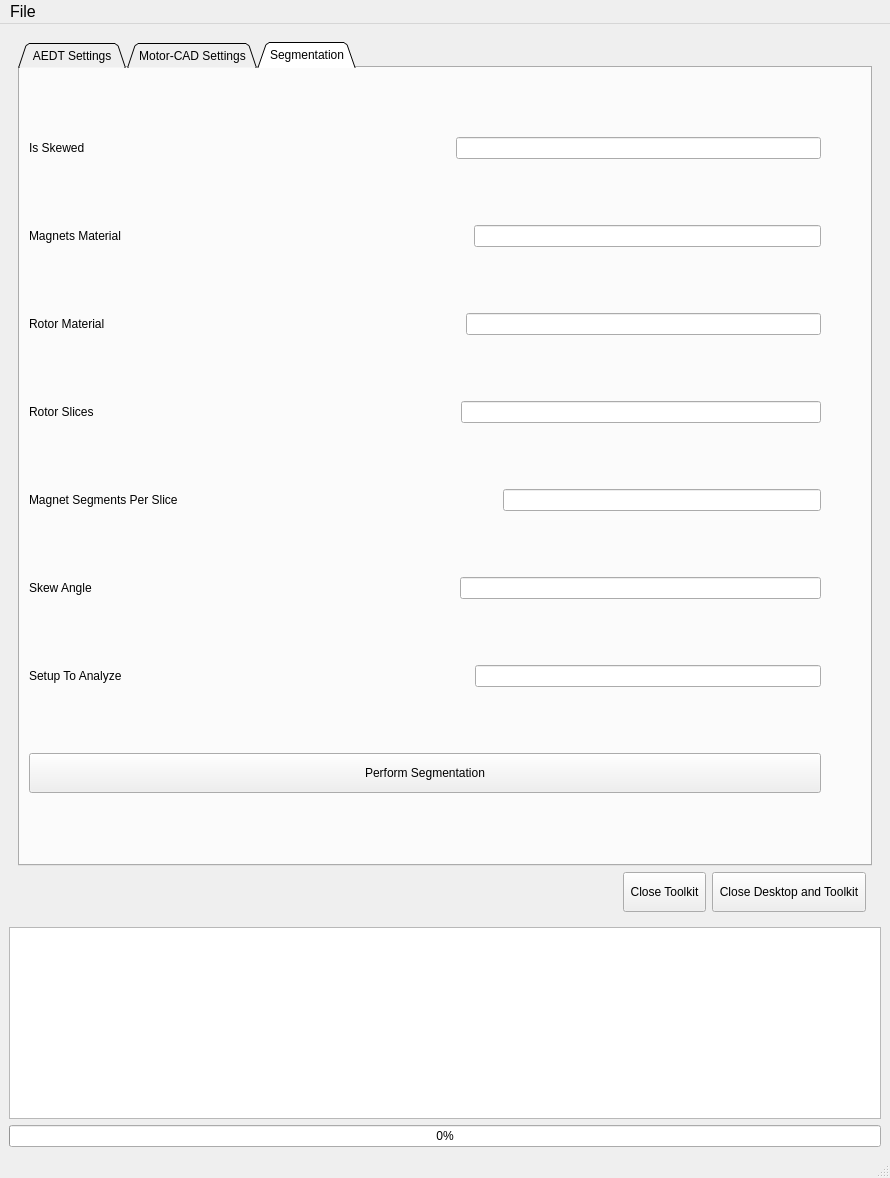
Old version of the form src/ansys/aedt/toolkits/motor/ui/common/toolkit.ui in the repository ansys/magnet-segmentation-toolkit.
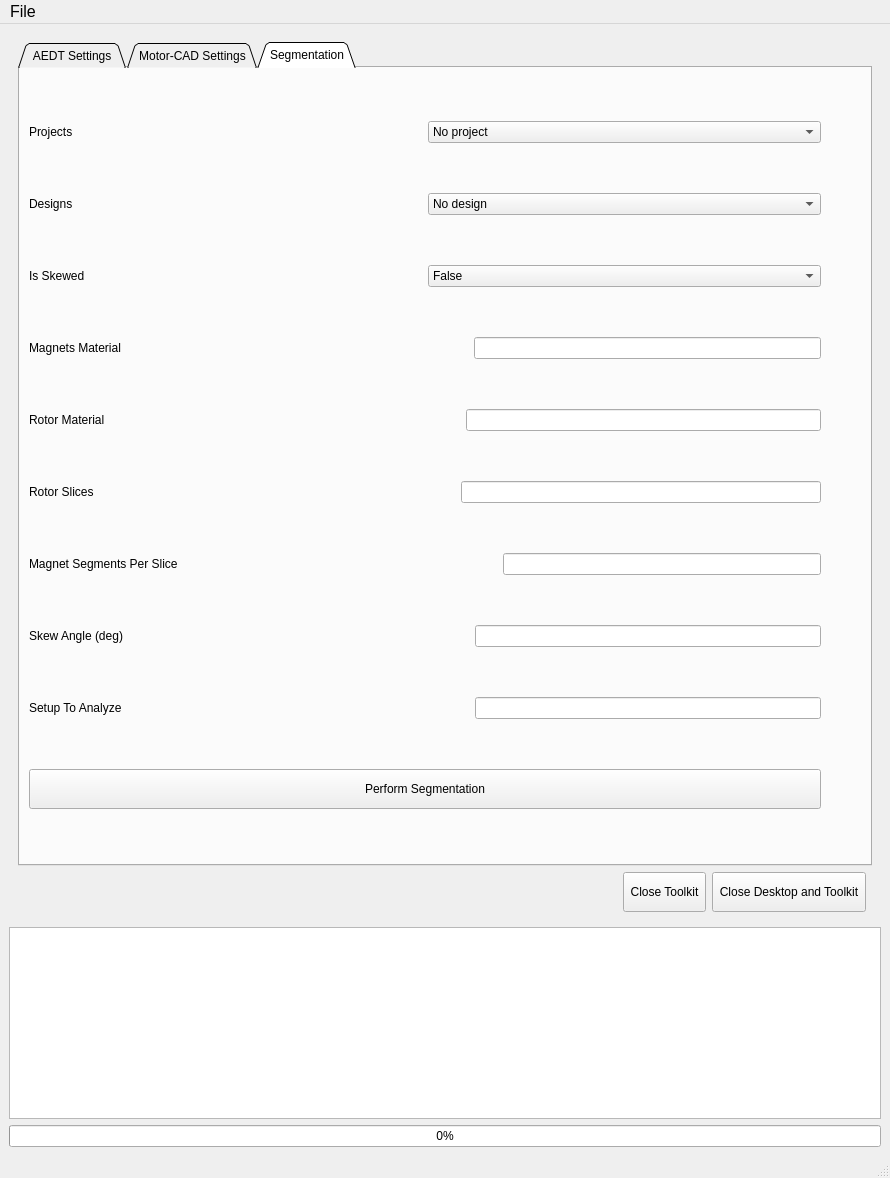
New version of the form. The open tabs and pages were chosen to show the change.

```diff
--- a/src/ansys/aedt/toolkits/motor/ui/common/toolkit.ui
+++ b/src/ansys/aedt/toolkits/motor/ui/common/toolkit.ui
@@ -739,6 +739,49 @@
           <layout class="QHBoxLayout" name="horizontalLayout_">
            <item>
             <layout class="QVBoxLayout" name="verticalLayout_2">
+             <item>
+              <layout class="QHBoxLayout" name="horizontalLayout_3">
+               <item>
+                <widget class="QLabel" name="projects_label_2">
+                 <property name="text">
+                  <string>Projects</string>
+                 </property>
+                </widget>
+               </item>
+               <item>
+                <widget class="QComboBox" name="projects_aedt_combo">
+                 <property name="currentIndex">
+                  <number>0</number>
+                 </property>
+                 <item>
+                  <property name="text">
+                   <string>No project</string>
+                  </property>
+                 </item>
+                </widget>
+               </item>
+              </layout>
+             </item>
+             <item>
+              <layout class="QHBoxLayout" name="horizontalLayout_6">
+               <item>
+                <widget class="QLabel" name="designs_label">
+                 <property name="text">
+                  <string>Designs</string>
+                 </property>
+                </widget>
+               </item>
+               <item>
+                <widget class="QComboBox" name="design_aedt_combo">
+                 <item>
+                  <property name="text">
+                   <string>No design</string>
+                  </property>
+                 </item>
+                </widget>
+               </item>
+              </layout>
+             </item>
              <item>
               <layout class="QHBoxLayout" name="horizontalLayout_4">
                <item>
@@ -749,20 +792,18 @@
                 </widget>
                </item>
                <item>
-                <spacer name="horizontalSpacer_5">
-                 <property name="orientation">
-                  <enum>Qt::Horizontal</enum>
-                 </property>
-                 <property name="sizeHint" stdset="0">
-                  <size>
-                   <width>40</width>
-                   <height>20</height>
-                  </size>
-                 </property>
-                </spacer>
-               </item>
-               <item>
-                <widget class="QLineEdit" name="IsSkewed"/>
+                <widget class="QComboBox" name="is_skewed">
+                 <item>
+                  <property name="text">
+                   <string>False</string>
+                  </property>
+                 </item>
+                 <item>
+                  <property name="text">
+                   <string>True</string>
+                  </property>
+                 </item>
+                </widget>
                </item>
               </layout>
              </item>
@@ -879,7 +920,7 @@
                <item>
                 <widget class="QLabel" name="label_17">
                  <property name="text">
-                  <string>Skew Angle</string>
+                  <string>Skew Angle (deg)</string>
                  </property>
                 </widget>
                </item>
```
Left out of the diff: 59 changed lines with no effect on the pictures.
